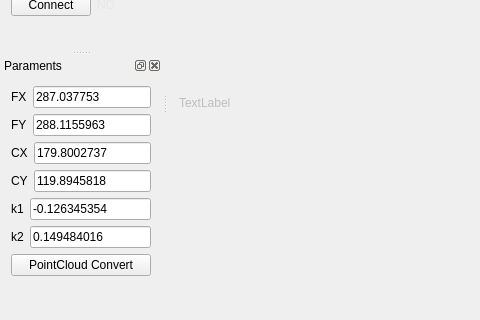
Old version of the form SmartEye/SmartEye/smarteye.ui in the repository SHU3DVision/SmartEye; both pictures show x 0 to 480 and y 109 to 429 of the 1093 by 429 pixel window.
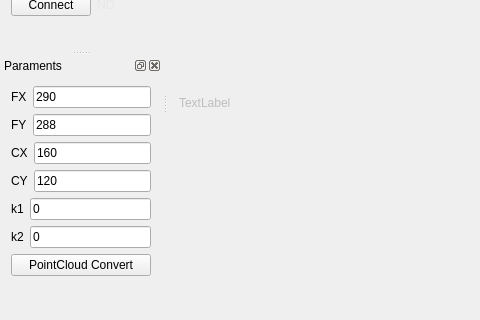
New version of the form. Custom widgets are drawn as their Qt base class.

What changed in the file:
```diff
--- a/SmartEye/SmartEye/smarteye.ui
+++ b/SmartEye/SmartEye/smarteye.ui
@@ -161,7 +161,7 @@
          <item>
           <widget class="QLineEdit" name="FXlineEdit">
            <property name="text">
-            <string>287.037753 </string>
+            <string>290</string>
            </property>
           </widget>
          </item>
@@ -179,7 +179,7 @@
          <item>
           <widget class="QLineEdit" name="FYlineEdit">
            <property name="text">
-            <string>288.1155963 </string>
+            <string>288</string>
            </property>
           </widget>
          </item>
@@ -197,7 +197,7 @@
          <item>
           <widget class="QLineEdit" name="CXlineEdit">
            <property name="text">
-            <string>179.8002737 </string>
+            <string>160</string>
            </property>
           </widget>
          </item>
@@ -215,7 +215,7 @@
          <item>
           <widget class="QLineEdit" name="CYlineEdit">
            <property name="text">
-            <string>119.8945818 </string>
+            <string>120</string>
            </property>
           </widget>
          </item>
@@ -233,7 +233,7 @@
          <item>
           <widget class="QLineEdit" name="k1lineEdit">
            <property name="text">
-            <string>-0.126345354 </string>
+            <string>0</string>
            </property>
           </widget>
          </item>
@@ -251,7 +251,7 @@
          <item>
           <widget class="QLineEdit" name="k2lineEdit">
            <property name="text">
-            <string>0.149484016 </string>
+            <string>0</string>
            </property>
           </widget>
          </item>
```
